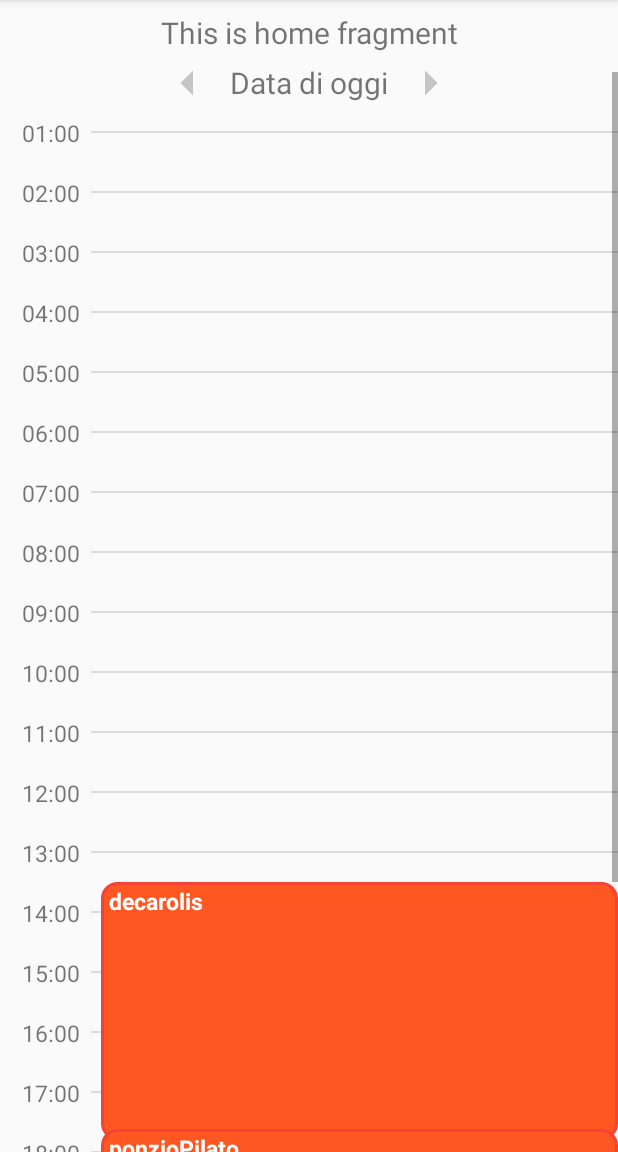
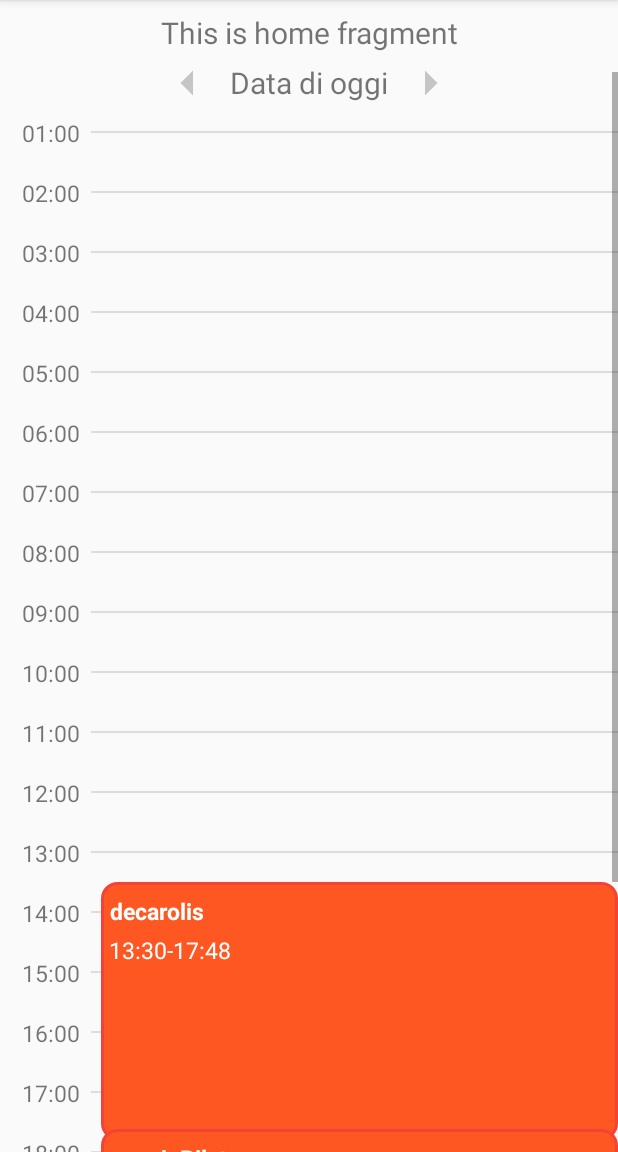
Before and after one commit to davideC00/lesson-calendar-app, an Android app: the fragment HomeFragment shown on its own in the app's theme, on a phone screen of 412 x 824 dp, the part 84-1236 px from its top. Run offline under Robolectric (Android 15) with nearby library versions, the phone set to English and light mode, and no system bars.

Commit message:
ADD: Display lesson time * if there is space time is displayed

```diff
--- a/src/main/java/it/uniba/di/sms/orariolezioni/ui/home/LessonsAdapter.java
+++ b/src/main/java/it/uniba/di/sms/orariolezioni/ui/home/LessonsAdapter.java
@@ -10,10 +10,12 @@ import android.view.ViewGroup;
 import android.widget.ArrayAdapter;
 import android.widget.TextView;
 
+import java.text.DateFormat;
 import java.text.SimpleDateFormat;
 import java.util.ArrayList;
 import java.util.Calendar;
 import java.util.GregorianCalendar;
+import java.util.Locale;
 
 import it.uniba.di.sms.orariolezioni.R;
 import it.uniba.di.sms.orariolezioni.data.model.Lesson;
@@ -35,12 +37,11 @@ public class LessonsAdapter extends ArrayAdapter<Lesson> {
         }
 
         TextView tvLessonTeacher = convertView.findViewById(R.id.tvLessonTeacher);
+        TextView tvLessonTime = convertView.findViewById(R.id.tvLessonTime);
 
         tvLessonTeacher.setText(lesson.teacher);
 
 
-        // TODO delete this
-        SimpleDateFormat localDateFormat = new SimpleDateFormat("HH:mm");
 
 
         // the duration(hours) is with 000 more so later there are less round errors
@@ -58,8 +59,13 @@ public class LessonsAdapter extends ArrayAdapter<Lesson> {
         // Check if the height is less the TextView min
         if(params.height < tvLessonTeacher.getMinHeight()) {
             params.height = tvLessonTeacher.getMinHeight();
+        }else if (params.height > tvLessonTime.getTextSize()*4){
+            // There is the space for displaying the time as text
+            SimpleDateFormat localDateFormat = new SimpleDateFormat("HH:mm", Locale.ITALY);
+            String time = localDateFormat.format(lesson.fromDate) + "-"
+                    + localDateFormat.format(lesson.toDate);
+            tvLessonTime.setText(time);
         }
-        convertView.setLayoutParams(params);
 
         Calendar calendar = GregorianCalendar.getInstance();
         calendar.setTime(lesson.fromDate);
--- a/src/main/res/layout/item_lesson.xml
+++ b/src/main/res/layout/item_lesson.xml
@@ -4,19 +4,26 @@
     android:layout_height="match_parent"
     android:background="@drawable/rectangle"
     android:paddingStart="5dp"
-    android:paddingEnd="5dp"
-    android:paddingTop="2dp">
+    android:paddingEnd="5dp">
 
     <TextView
         android:id="@+id/tvLessonTeacher"
         android:layout_width="wrap_content"
         android:layout_height="wrap_content"
-        android:text="impedovo"
+        android:gravity="center"
         android:textColor="#FFFFFF"
         android:minHeight="30dp"
         android:textSize="@dimen/time_textSize"
         android:textStyle="bold"
         android:typeface="sans" />
 
+    <TextView
+        android:id="@+id/tvLessonTime"
+        android:layout_width="fill_parent"
+        android:layout_height="wrap_content"
+        android:text="@string/appbar_scrolling_view_behavior"
+        android:layout_below="@id/tvLessonTeacher"
+        android:textColor="#FFFFFF"
+        android:textSize="@dimen/time_textSize" />
 
 </RelativeLayout>
```
